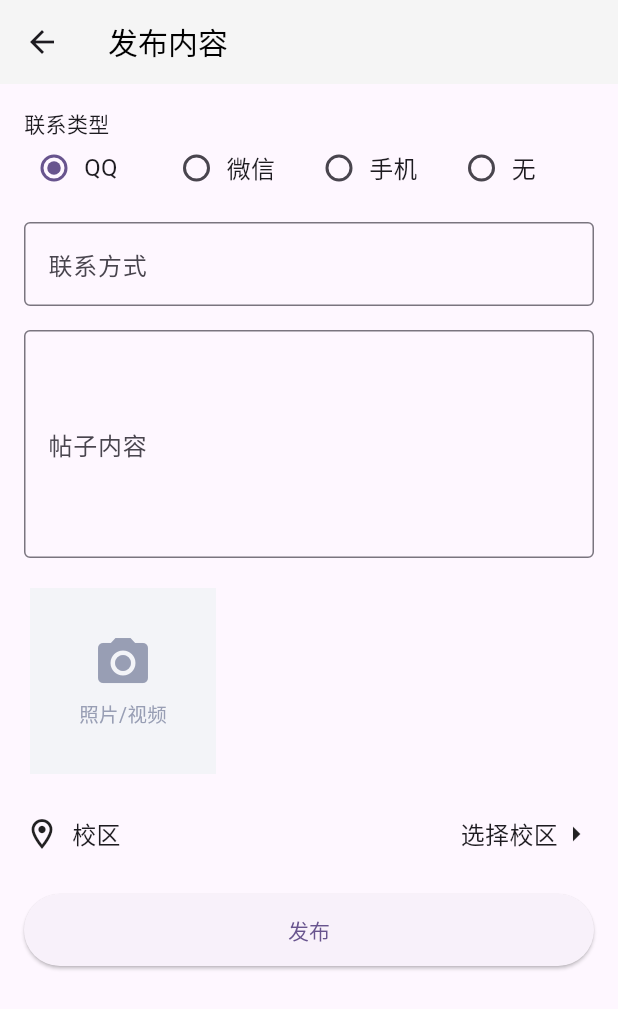
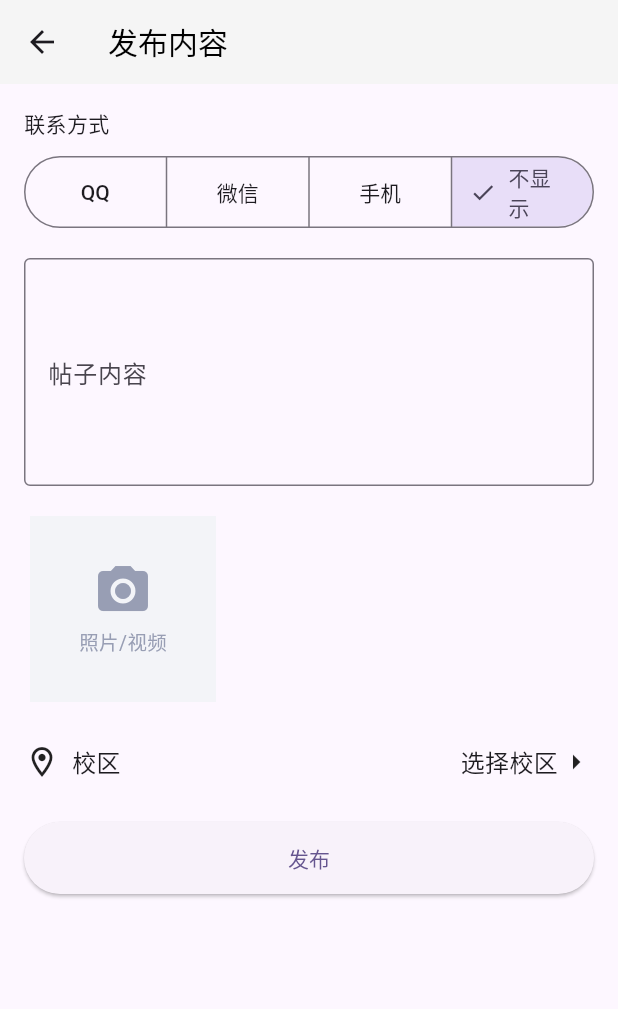
Before and after one commit to woolsen/ifafu-flutter, a Flutter app: the PostCreatePage screen opened by its route, on a phone screen of 412 x 824 dp. Shown: the top 1009 px of the screen. Run offline on Flutter 3.47's test engine with Material 2 defaults, Android fonts, the phone set to English and light mode, and no system bars; drawn by our look-alikes of pull_to_refresh; our stand-ins replace cached_network_image, carousel_slider, dio, flutter_bloc, fluttertoast, freezed_annotation and 4 more; missing offline and left inert: wechat_assets_picker; accounts and stored records are empty; network calls fail; Roboto replaces fonts that are missing (DingTalk).

Commit message:
修改UI

```diff
--- a/lib/main.dart
+++ b/lib/main.dart
@@ -61,7 +61,7 @@ class MyApp extends StatelessWidget {
               space: 0.8,
               color: Color(0xFFE5E5E5),
             ),
-            colorScheme: ColorScheme.fromSeed(seedColor: Colors.deepPurple),
+            colorSchemeSeed: const Color(0xff6750a4),
             useMaterial3: true,
             inputDecorationTheme: const InputDecorationTheme(
               border: OutlineInputBorder(),
--- a/lib/page/post_create_page.dart
+++ b/lib/page/post_create_page.dart
@@ -1,14 +1,13 @@
 import 'dart:io';
 
 import 'package:dio/dio.dart';
-import 'package:flutter/foundation.dart';
 import 'package:flutter/material.dart';
+import 'package:http_parser/http_parser.dart';
 import 'package:ifafu/http/api.dart';
 import 'package:ifafu/http/model.dart';
 import 'package:ifafu/util/dialog.dart';
 import 'package:ifafu/util/extensions.dart';
 import 'package:ifafu/util/sp.dart';
-import 'package:http_parser/http_parser.dart';
 import 'package:ifafu/util/toast.dart';
 import 'package:ifafu/widget/image_picker.dart';
 import 'package:wechat_assets_picker/wechat_assets_picker.dart';
@@ -37,8 +36,13 @@ class _PostCreatePageState extends State<PostCreatePage> {
   @override
   void initState() {
     super.initState();
-    contactType = contactTypes[0];
+    var contactType = SPUtil.getString('CONTACT_TYPE');
+    if (contactType != null) {
+      contactController.text = SPUtil.getString('CONTACT_$contactType') ?? '';
+    }
+    this.contactType = contactType;
     area = SPUtil.getString('AREA');
+    setState(() {});
   }
 
   @override
@@ -51,7 +55,9 @@ class _PostCreatePageState extends State<PostCreatePage> {
 
   @override
   Widget build(BuildContext context) {
-    return Scaffold(
+    return Hero(
+      tag: 'post_create',
+      child: Scaffold(
         appBar: AppBar(
           title: const Text('发布内容'),
         ),
@@ -62,31 +68,33 @@ class _PostCreatePageState extends State<PostCreatePage> {
               crossAxisAlignment: CrossAxisAlignment.start,
               children: [
                 // 联系类型选择
-              const Text('联系类型'),
-              Row(
-                children: [
-                  for (var item in contactTypes)
-                    Expanded(
-                      child: Row(
-                        children: [
-                          Radio<String?>(
-                            value: item,
-                            groupValue: contactType,
-                            onChanged: (value) {
-                              contactType = value;
+                const Text('联系方式'),
+                const SizedBox(height: 8),
+                SizedBox(
+                  width: double.infinity,
+                  child: SegmentedButton<String?>(
+                    style: ButtonStyle(
+                      padding: MaterialStateProperty.all(
+                        const EdgeInsets.all(0),
+                      ),
+                    ),
+                    segments: contactTypes.map((e) {
+                      return ButtonSegment<String?>(
+                        value: e,
+                        label: Text(e ?? '不显示'),
+                      );
+                    }).toList(),
+                    selected: <String?>{contactType},
+                    onSelectionChanged: (newSelection) {
+                      contactType = newSelection.first;
+                      if (contactType != null) {
+                        contactController.text = SPUtil.getString('CONTACT_$contactType') ?? '';
+                      } else {
+                        contactController.text = '';
+                      }
                       setState(() {});
                     },
-                            materialTapTargetSize:
-                            MaterialTapTargetSize.shrinkWrap,
                   ),
-                          Text(
-                            item ?? '无',
-                            style: const TextStyle(fontSize: 16),
-                          ),
-                        ],
-                      ),
-                    ),
-                ],
                 ),
                 // 联系方式输入
                 if (contactType != null) ...[
@@ -97,10 +105,10 @@ class _PostCreatePageState extends State<PostCreatePage> {
                     keyboardType: contactType == 'QQ' || contactType == '手机'
                         ? TextInputType.number
                         : TextInputType.text,
-                  decoration: const InputDecoration(
-                    labelText: '联系方式',
-                    hintText: '请输入联系方式',
-                    border: OutlineInputBorder(),
+                    decoration: InputDecoration(
+                      labelText: contactType!,
+                      hintText: '请输入$contactType',
+                      border: const OutlineInputBorder(),
                     ),
                   ),
                 ],
@@ -115,11 +123,9 @@ class _PostCreatePageState extends State<PostCreatePage> {
                   ),
                   maxLines: 5,
                 ),
-
                 // 图片上传
                 const SizedBox(height: 16),
                 _buildImageLayout(),
-
                 // 校区选择
                 GestureDetector(
                   onTap: _showAreaDialog,
@@ -152,6 +158,7 @@ class _PostCreatePageState extends State<PostCreatePage> {
                   ),
                 ),
               ],
+            ),
           ),
         ),
       ),
@@ -296,22 +303,22 @@ class _PostCreatePageState extends State<PostCreatePage> {
       return;
     }
     if (contactType != null && contactController.text.isBlank) {
-      ToastUtil.show('请输入联系方式。若不显示联系方式，联系类型请选择『无』');
+      ToastUtil.show('请输入联系方式。若不显示联系方式，联系方式请选择『不显示』');
       return;
     }
     if (contactType == 'QQ') {
       if (!RegExp(r'^\d{5,11}$').hasMatch(contactController.text)) {
-        ToastUtil.show('QQ号格式不正确。若不显示联系方式，联系类型请选择『无』');
+        ToastUtil.show('QQ号格式不正确。若不显示联系方式，联系方式请选择『不显示』');
         return;
       }
     } else if (contactType == '微信') {
       if (!RegExp(r'^[a-zA-Z\d_-]{5,}$').hasMatch(contactController.text)) {
-        ToastUtil.show('微信号格式不正确。若不显示联系方式，联系类型请选择『无』');
+        ToastUtil.show('微信号格式不正确。若不显示联系方式，联系方式请选择『不显示』');
         return;
       }
     } else if (contactType == '手机') {
       if (!RegExp(r'^1\d{10}$').hasMatch(contactController.text)) {
-        ToastUtil.show('手机号格式不正确。若不显示联系方式，联系类型请选择『无』');
+        ToastUtil.show('手机号格式不正确。若不显示联系方式，联系方式请选择『不显示』');
         return;
       }
     }
@@ -326,16 +333,14 @@ class _PostCreatePageState extends State<PostCreatePage> {
       for (var image in _images) {
         final file = await image.file;
         if (file != null) {
-          final result = await Api.instance.uploadPostImage(
-              MultipartFile.fromFileSync(
+          final result =
+              await Api.instance.uploadPostImage(MultipartFile.fromFileSync(
             file.path,
-                filename: file.path
-                    .split('/')
-                    .last,
-                contentType: image.mimeType != null ? MediaType.parse(
-                    image.mimeType!) : null,
-              )
-          );
+            filename: file.path.split('/').last,
+            contentType: image.mimeType != null
+                ? MediaType.parse(image.mimeType!)
+                : null,
+          ));
           imageUrls.add(result);
         }
       }
@@ -350,6 +355,10 @@ class _PostCreatePageState extends State<PostCreatePage> {
       );
       _submitting = false;
       ToastUtil.show('发布成功');
+      if (contactType != null) {
+        SPUtil.setString('CONTACT_TYPE', contactType!);
+        SPUtil.setString('CONTACT_$contactType', contactController.text);
+      }
       _pop(post);
     } catch (e) {
       _submitting = false;
--- a/lib/page/tab_main.dart
+++ b/lib/page/tab_main.dart
@@ -93,9 +93,11 @@ class _MainTabState extends State<MainTab> {
                         post: item,
                         currentUser: user,
                         deleted: () {
-                          setState(() {
-                            postDeleted.add(item.id);
+                          postAdded.removeWhere((element) {
+                            return element.id == item.id;
                           });
+                          postDeleted.add(item.id);
+                          setState(() {});
                         },
                       ),
                     ),
--- a/pubspec.yaml
+++ b/pubspec.yaml
@@ -27,6 +27,7 @@ dependencies:
   pull_to_refresh: ^2.0.0
   flutter_localizations:
     sdk: flutter
+  url_launcher: ^6.1.14
 
 dev_dependencies:
   flutter_test:
```
Also changed, not shown: lib/page/main_page.dart (+105 -34 lines), pubspec.lock. Lines whose indentation alone changed are shown as unchanged.
